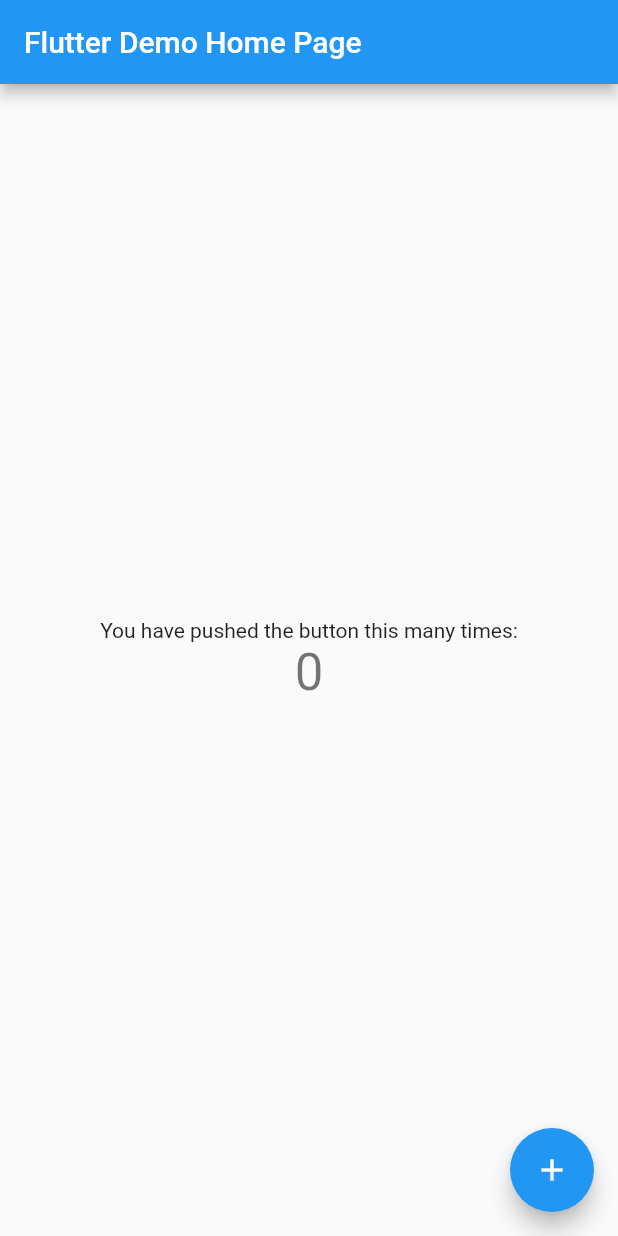
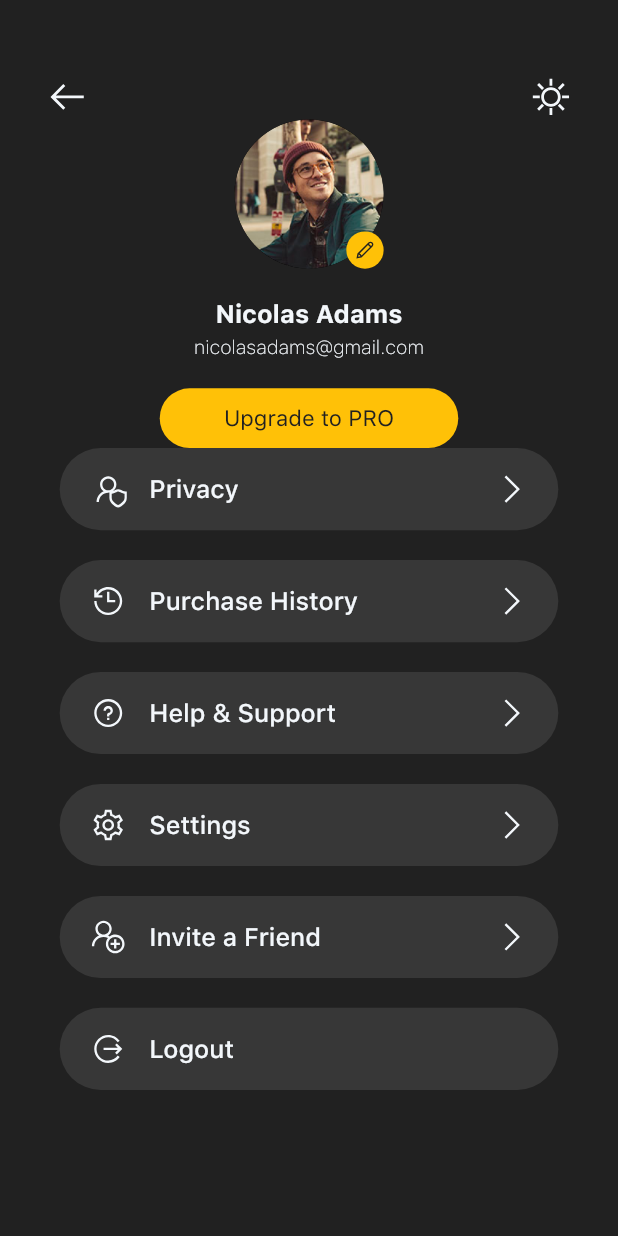
Before and after one commit to jameelsocorro/profile_app_ui, a Flutter app: the screen it shows after launch, on a phone screen of 412 x 824 dp. Run offline on Flutter 3.47's test engine with Material 2 defaults, Android fonts, the light colour scheme and no system bars; our stand-ins replace animated_theme_switcher, flutter_screenutil, line_awesome_flutter.

Commit message:
implement profile ui

```diff
--- /dev/null
+++ b/lib/constants.dart
@@ -0,0 +1,60 @@
+import 'package:flutter/material.dart';
+import 'package:flutter_screenutil/flutter_screenutil.dart';
+
+const kSpacingUnit = 10;
+
+const kDarkPrimaryColor = Color(0xFF212121);
+const kDarkSecondaryColor = Color(0xFF373737);
+const kLightPrimaryColor = Color(0xFFFFFFFF);
+const kLightSecondaryColor = Color(0xFFF3F7FB);
+const kAccentColor = Color(0xFFFFC107);
+
+final kTitleTextStyle = TextStyle(
+  fontSize: ScreenUtil().setSp(kSpacingUnit.w * 1.7),
+  fontWeight: FontWeight.w600,
+);
+
+final kCaptionTextStyle = TextStyle(
+  fontSize: ScreenUtil().setSp(kSpacingUnit.w * 1.3),
+  fontWeight: FontWeight.w100,
+);
+
+final kButtonTextStyle = TextStyle(
+  fontSize: ScreenUtil().setSp(kSpacingUnit.w * 1.5),
+  fontWeight: FontWeight.w400,
+  color: kDarkPrimaryColor,
+);
+
+final kDarkTheme = ThemeData(
+  brightness: Brightness.dark,
+  fontFamily: 'SFProText',
+  primaryColor: kDarkPrimaryColor,
+  canvasColor: kDarkPrimaryColor,
+  backgroundColor: kDarkSecondaryColor,
+  accentColor: kAccentColor,
+  iconTheme: ThemeData.dark().iconTheme.copyWith(
+        color: kLightSecondaryColor,
+      ),
+  textTheme: ThemeData.dark().textTheme.apply(
+        fontFamily: 'SFProText',
+        bodyColor: kLightSecondaryColor,
+        displayColor: kLightSecondaryColor,
+      ),
+);
+
+final kLightTheme = ThemeData(
+  brightness: Brightness.light,
+  fontFamily: 'SFProText',
+  primaryColor: kLightPrimaryColor,
+  canvasColor: kLightPrimaryColor,
+  backgroundColor: kLightSecondaryColor,
+  accentColor: kAccentColor,
+  iconTheme: ThemeData.light().iconTheme.copyWith(
+        color: kDarkSecondaryColor,
+      ),
+  textTheme: ThemeData.light().textTheme.apply(
+        fontFamily: 'SFProText',
+        bodyColor: kDarkSecondaryColor,
+        displayColor: kDarkSecondaryColor,
+      ),
+);
--- a/lib/main.dart
+++ b/lib/main.dart
@@ -1,4 +1,9 @@
+import 'package:animated_theme_switcher/animated_theme_switcher.dart';
 import 'package:flutter/material.dart';
+import 'package:flutter_screenutil/flutter_screenutil.dart';
+import 'package:line_awesome_flutter/line_awesome_flutter.dart';
+import 'package:profile_app_ui/constants.dart';
+import 'package:profile_app_ui/widgets/profile_list_item.dart';
 
 void main() {
   runApp(MyApp());
@@ -8,110 +13,183 @@
   // This widget is the root of your application.
   @override
   Widget build(BuildContext context) {
-    return MaterialApp(
-      title: 'Flutter Demo',
-      theme: ThemeData(
-        // This is the theme of your application.
-        //
-        // Try running your application with "flutter run". You'll see the
-        // application has a blue toolbar. Then, without quitting the app, try
-        // changing the primarySwatch below to Colors.green and then invoke
-        // "hot reload" (press "r" in the console where you ran "flutter run",
-        // or simply save your changes to "hot reload" in a Flutter IDE).
-        // Notice that the counter didn't reset back to zero; the application
-        // is not restarted.
-        primarySwatch: Colors.blue,
-        // This makes the visual density adapt to the platform that you run
-        // the app on. For desktop platforms, the controls will be smaller and
-        // closer together (more dense) than on mobile platforms.
-        visualDensity: VisualDensity.adaptivePlatformDensity,
+    return ThemeProvider(
+      initTheme: kDarkTheme,
+      child: Builder(
+        builder: (context) {
+          return MaterialApp(
+            debugShowCheckedModeBanner: false,
+            theme: ThemeProvider.of(context),
+            home: ProfileScreen(),
+          );
+        },
       ),
-      home: MyHomePage(title: 'Flutter Demo Home Page'),
     );
   }
 }
 
-class MyHomePage extends StatefulWidget {
-  MyHomePage({Key key, this.title}) : super(key: key);
-
-  // This widget is the home page of your application. It is stateful, meaning
-  // that it has a State object (defined below) that contains fields that affect
-  // how it looks.
-
-  // This class is the configuration for the state. It holds the values (in this
-  // case the title) provided by the parent (in this case the App widget) and
-  // used by the build method of the State. Fields in a Widget subclass are
-  // always marked "final".
-
-  final String title;
-
+class ProfileScreen extends StatefulWidget {
   @override
-  _MyHomePageState createState() => _MyHomePageState();
+  _ProfileScreenState createState() => _ProfileScreenState();
 }
 
-class _MyHomePageState extends State<MyHomePage> {
-  int _counter = 0;
-
-  void _incrementCounter() {
-    setState(() {
-      // This call to setState tells the Flutter framework that something has
-      // changed in this State, which causes it to rerun the build method below
-      // so that the display can reflect the updated values. If we changed
-      // _counter without calling setState(), then the build method would not be
-      // called again, and so nothing would appear to happen.
-      _counter++;
-    });
-  }
-
+class _ProfileScreenState extends State<ProfileScreen> {
   @override
   Widget build(BuildContext context) {
-    // This method is rerun every time setState is called, for instance as done
-    // by the _incrementCounter method above.
-    //
-    // The Flutter framework has been optimized to make rerunning build methods
-    // fast, so that you can just rebuild anything that needs updating rather
-    // than having to individually change instances of widgets.
-    return Scaffold(
-      appBar: AppBar(
-        // Here we take the value from the MyHomePage object that was created by
-        // the App.build method, and use it to set our appbar title.
-        title: Text(widget.title),
+    ScreenUtil.init(context, height: 896, width: 414, allowFontScaling: true);
+
+    var profileInfo = Expanded(
+      child: Column(
+        children: <Widget>[
+          Container(
+            height: kSpacingUnit.w * 10,
+            width: kSpacingUnit.w * 10,
+            margin: EdgeInsets.only(top: kSpacingUnit.w * 3),
+            child: Stack(
+              children: <Widget>[
+                CircleAvatar(
+                  radius: kSpacingUnit.w * 5,
+                  backgroundImage: AssetImage('assets/images/avatar.png'),
+                ),
+                Align(
+                  alignment: Alignment.bottomRight,
+                  child: Container(
+                    height: kSpacingUnit.w * 2.5,
+                    width: kSpacingUnit.w * 2.5,
+                    decoration: BoxDecoration(
+                      color: Theme.of(context).accentColor,
+                      shape: BoxShape.circle,
+                    ),
+                    child: Center(
+                      heightFactor: kSpacingUnit.w * 1.5,
+                      widthFactor: kSpacingUnit.w * 1.5,
+                      child: Icon(
+                        LineAwesomeIcons.pen,
+                        color: kDarkPrimaryColor,
+                        size: ScreenUtil().setSp(kSpacingUnit.w * 1.5),
+                      ),
+                    ),
+                  ),
+                ),
+              ],
+            ),
+          ),
+          SizedBox(height: kSpacingUnit.w * 2),
+          Text(
+            'Nicolas Adams',
+            style: kTitleTextStyle,
+          ),
+          SizedBox(height: kSpacingUnit.w * 0.5),
+          Text(
+            'nicolasadams@gmail.com',
+            style: kCaptionTextStyle,
+          ),
+          SizedBox(height: kSpacingUnit.w * 2),
+          Container(
+            height: kSpacingUnit.w * 4,
+            width: kSpacingUnit.w * 20,
+            decoration: BoxDecoration(
+              borderRadius: BorderRadius.circular(kSpacingUnit.w * 3),
+              color: Theme.of(context).accentColor,
+            ),
+            child: Center(
+              child: Text(
+                'Upgrade to PRO',
+                style: kButtonTextStyle,
+              ),
+            ),
+          ),
+        ],
       ),
-      body: Center(
-        // Center is a layout widget. It takes a single child and positions it
-        // in the middle of the parent.
-        child: Column(
-          // Column is also a layout widget. It takes a list of children and
-          // arranges them vertically. By default, it sizes itself to fit its
-          // children horizontally, and tries to be as tall as its parent.
-          //
-          // Invoke "debug painting" (press "p" in the console, choose the
-          // "Toggle Debug Paint" action from the Flutter Inspector in Android
-          // Studio, or the "Toggle Debug Paint" command in Visual Studio Code)
-          // to see the wireframe for each widget.
-          //
-          // Column has various properties to control how it sizes itself and
-          // how it positions its children. Here we use mainAxisAlignment to
-          // center the children vertically; the main axis here is the vertical
-          // axis because Columns are vertical (the cross axis would be
-          // horizontal).
-          mainAxisAlignment: MainAxisAlignment.center,
-          children: <Widget>[
-            Text(
-              'You have pushed the button this many times:',
+    );
+
+    var themeSwitcher = ThemeSwitcher(
+      builder: (context) {
+        return AnimatedCrossFade(
+          duration: Duration(milliseconds: 200),
+          crossFadeState:
+              ThemeProvider.of(context).brightness == Brightness.dark
+                  ? CrossFadeState.showFirst
+                  : CrossFadeState.showSecond,
+          firstChild: GestureDetector(
+            onTap: () =>
+                ThemeSwitcher.of(context).changeTheme(theme: kLightTheme),
+            child: Icon(
+              LineAwesomeIcons.sun,
+              size: ScreenUtil().setSp(kSpacingUnit.w * 3),
             ),
-            Text(
-              '$_counter',
-              style: Theme.of(context).textTheme.headline4,
+          ),
+          secondChild: GestureDetector(
+            onTap: () =>
+                ThemeSwitcher.of(context).changeTheme(theme: kDarkTheme),
+            child: Icon(
+              LineAwesomeIcons.moon,
+              size: ScreenUtil().setSp(kSpacingUnit.w * 3),
             ),
-          ],
+          ),
+        );
+      },
+    );
+
+    var header = Row(
+      mainAxisAlignment: MainAxisAlignment.spaceBetween,
+      crossAxisAlignment: CrossAxisAlignment.start,
+      children: <Widget>[
+        SizedBox(width: kSpacingUnit.w * 3),
+        Icon(
+          LineAwesomeIcons.arrow_left,
+          size: ScreenUtil().setSp(kSpacingUnit.w * 3),
         ),
+        profileInfo,
+        themeSwitcher,
+        SizedBox(width: kSpacingUnit.w * 3),
+      ],
+    );
+
+    return ThemeSwitchingArea(
+      child: Builder(
+        builder: (context) {
+          return Scaffold(
+            body: Column(
+              children: <Widget>[
+                SizedBox(height: kSpacingUnit.w * 5),
+                header,
+                Expanded(
+                  child: ListView(
+                    children: <Widget>[
+                      ProfileListItem(
+                        icon: LineAwesomeIcons.user_shield,
+                        text: 'Privacy',
+                      ),
+                      ProfileListItem(
+                        icon: LineAwesomeIcons.history,
+                        text: 'Purchase History',
+                      ),
+                      ProfileListItem(
+                        icon: LineAwesomeIcons.question_circle,
+                        text: 'Help & Support',
+                      ),
+                      ProfileListItem(
+                        icon: LineAwesomeIcons.cog,
+                        text: 'Settings',
+                      ),
+                      ProfileListItem(
+                        icon: LineAwesomeIcons.user_plus,
+                        text: 'Invite a Friend',
+                      ),
+                      ProfileListItem(
+                        icon: LineAwesomeIcons.alternate_sign_out,
+                        text: 'Logout',
+                        hasNavigation: false,
+                      ),
+                    ],
+                  ),
+                )
+              ],
+            ),
+          );
+        },
       ),
-      floatingActionButton: FloatingActionButton(
-        onPressed: _incrementCounter,
-        tooltip: 'Increment',
-        child: Icon(Icons.add),
-      ), // This trailing comma makes auto-formatting nicer for build methods.
     );
   }
 }
--- /dev/null
+++ b/lib/widgets/profile_list_item.dart
@@ -0,0 +1,57 @@
+import 'package:flutter/material.dart';
+import 'package:flutter_screenutil/flutter_screenutil.dart';
+import 'package:line_awesome_flutter/line_awesome_flutter.dart';
+import 'package:profile_app_ui/constants.dart';
+
+class ProfileListItem extends StatelessWidget {
+  final IconData icon;
+  final String text;
+  final bool hasNavigation;
+
+  const ProfileListItem({
+    Key key,
+    this.icon,
+    this.text,
+    this.hasNavigation = true,
+  }) : super(key: key);
+
+  @override
+  Widget build(BuildContext context) {
+    return Container(
+      height: kSpacingUnit.w * 5.5,
+      margin: EdgeInsets.symmetric(
+        horizontal: kSpacingUnit.w * 4,
+      ).copyWith(
+        bottom: kSpacingUnit.w * 2,
+      ),
+      padding: EdgeInsets.symmetric(
+        horizontal: kSpacingUnit.w * 2,
+      ),
+      decoration: BoxDecoration(
+        borderRadius: BorderRadius.circular(kSpacingUnit.w * 33),
+        color: Theme.of(context).backgroundColor,
+      ),
+      child: Row(
+        children: <Widget>[
+          Icon(
+            this.icon,
+            size: kSpacingUnit.w * 2.5,
+          ),
+          SizedBox(width: kSpacingUnit.w * 1.5),
+          Text(
+            this.text,
+            style: kTitleTextStyle.copyWith(
+              fontWeight: FontWeight.w500,
+            ),
+          ),
+          Spacer(),
+          if (this.hasNavigation)
+            Icon(
+              LineAwesomeIcons.angle_right,
+              size: kSpacingUnit.w * 2.5,
+            ),
+        ],
+      ),
+    );
+  }
+}
```
